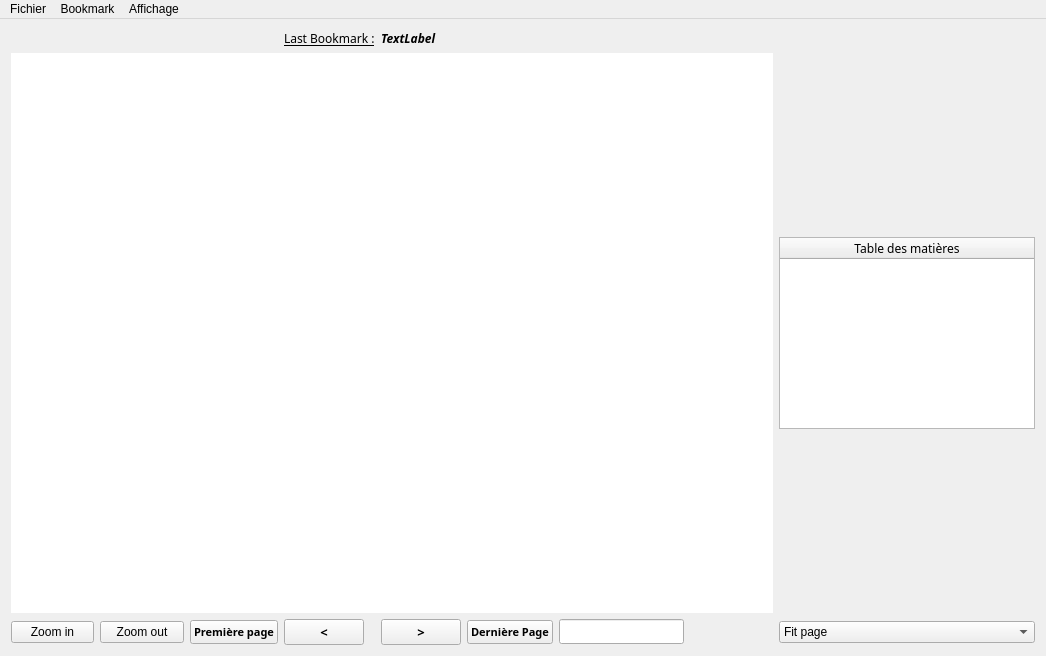
This is ComicBookReader/mainwindow.ui in agathebeucher/IN204 as Qt 5 draws it before an edit. The edited form follows.
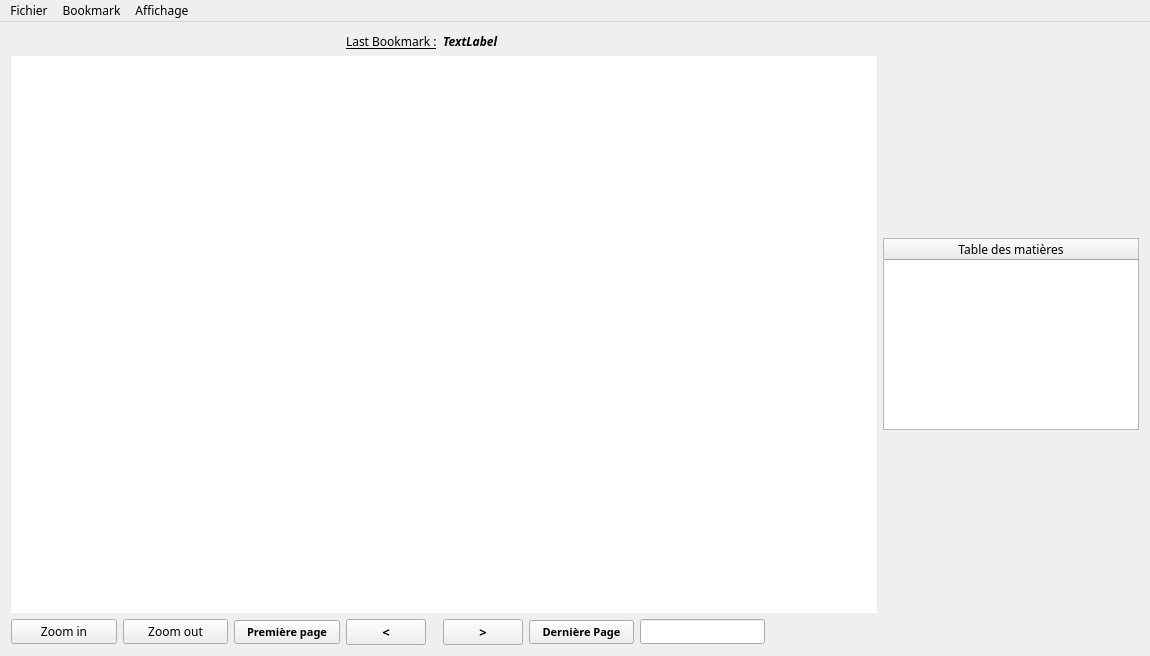
This is the edited form.

```diff
--- a/ComicBookReader/mainwindow.ui
+++ b/ComicBookReader/mainwindow.ui
@@ -9,10 +9,15 @@
    <rect>
     <x>0</x>
     <y>0</y>
-    <width>1046</width>
+    <width>1150</width>
     <height>656</height>
    </rect>
   </property>
+  <property name="font">
+   <font>
+    <family>Montserrat</family>
+   </font>
+  </property>
   <property name="windowTitle">
    <string>MainWindow</string>
   </property>
@@ -33,31 +38,6 @@
     </size>
    </property>
    <layout class="QGridLayout" name="gridLayout_2">
-    <item row="4" column="10">
-     <widget class="QComboBox" name="comboBox">
-      <property name="currentIndex">
-       <number>0</number>
-      </property>
-      <property name="maxVisibleItems">
-       <number>10</number>
-      </property>
-      <item>
-       <property name="text">
-        <string>Fit page</string>
-       </property>
-      </item>
-      <item>
-       <property name="text">
-        <string>Fit width</string>
-       </property>
-      </item>
-      <item>
-       <property name="text">
-        <string>Custom</string>
-       </property>
-      </item>
-     </widget>
-    </item>
     <item row="2" column="0" rowspan="2" colspan="8">
      <widget class="QScrollArea" name="scrollArea">
       <property name="sizePolicy">
@@ -90,10 +70,10 @@
       <widget class="QWidget" name="scrollAreaWidgetContents">
        <property name="geometry">
         <rect>
-         <x>375</x>
-         <y>274</y>
+         <x>424</x>
+         <y>263</y>
          <width>16</width>
-         <height>16</height>
+         <height>20</height>
         </rect>
        </property>
        <property name="sizePolicy">
@@ -345,8 +325,8 @@
     <rect>
      <x>0</x>
      <y>0</y>
-     <width>1046</width>
-     <height>22</height>
+     <width>1150</width>
+     <height>25</height>
     </rect>
    </property>
    <widget class="QMenu" name="menuFile">
```
Left out of the diff: 63 changed lines with no effect on the pictures.
